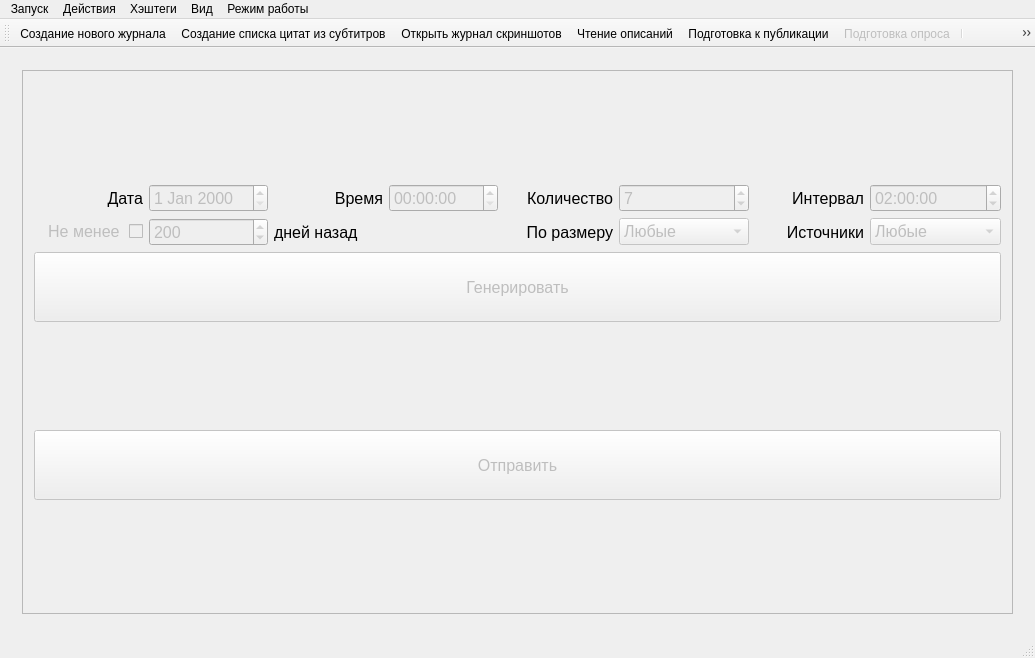
The window that mainwindow.ui (cool-palace/Screenshot-Manager) describes before a commit, drawn with Qt 5.
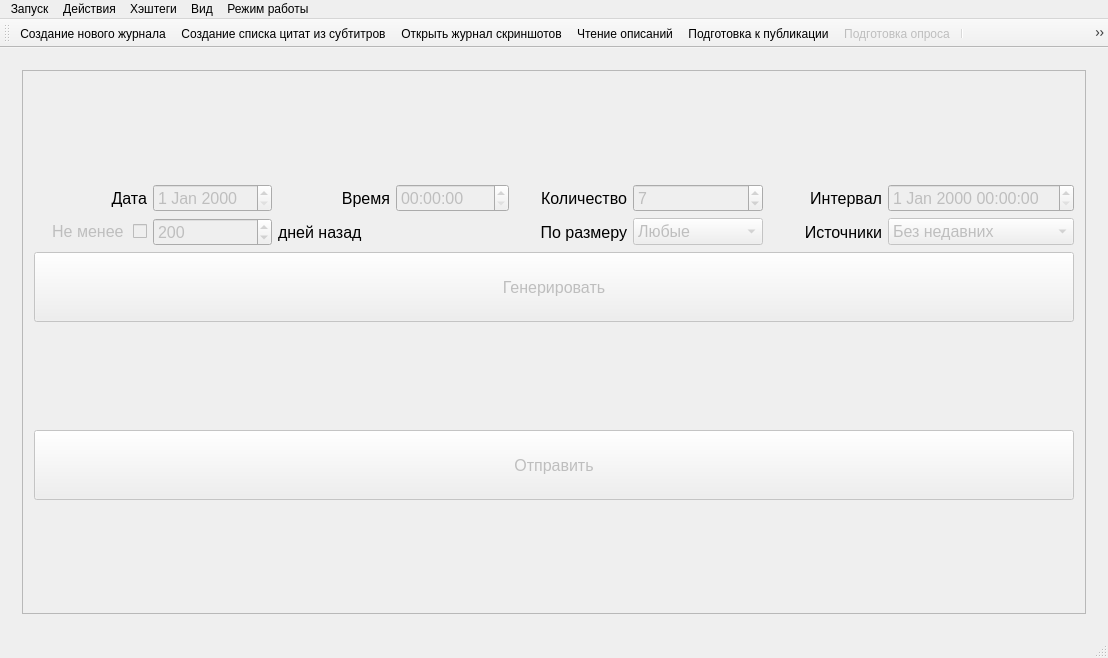
The same window after the commit. The open tabs and pages were chosen to show the change. Icons and pictures are not drawn.

Commit message: Added proper poll_end_time widget

```diff
--- a/mainwindow.ui
+++ b/mainwindow.ui
@@ -9,7 +9,7 @@
    <rect>
     <x>0</x>
     <y>0</y>
-    <width>1035</width>
+    <width>1108</width>
     <height>658</height>
    </rect>
   </property>
@@ -441,7 +441,7 @@
             <rect>
              <x>0</x>
              <y>0</y>
-             <width>989</width>
+             <width>1062</width>
              <height>517</height>
             </rect>
            </property>
@@ -500,62 +500,8 @@
             </item>
             <item row="0" column="0">
              <layout class="QGridLayout" name="gridLayout_8">
-              <item row="0" column="1">
-               <widget class="QDateEdit" name="date">
-                <property name="enabled">
-                 <bool>false</bool>
-                </property>
-                <property name="font">
-                 <font>
-                  <pointsize>12</pointsize>
-                 </font>
-                </property>
-               </widget>
-              </item>
-              <item row="0" column="2">
-               <widget class="QLabel" name="label_2">
-                <property name="font">
-                 <font>
-                  <pointsize>12</pointsize>
-                 </font>
-                </property>
-                <property name="text">
-                 <string>Время</string>
-                </property>
-                <property name="alignment">
-                 <set>Qt::AlignRight|Qt::AlignTrailing|Qt::AlignVCenter</set>
-                </property>
-               </widget>
-              </item>
-              <item row="0" column="3">
-               <widget class="QTimeEdit" name="time">
-                <property name="enabled">
-                 <bool>false</bool>
-                </property>
-                <property name="font">
-                 <font>
-                  <pointsize>12</pointsize>
-                 </font>
-                </property>
-               </widget>
-              </item>
-              <item row="0" column="4">
-               <widget class="QLabel" name="label_3">
-                <property name="font">
-                 <font>
-                  <pointsize>12</pointsize>
-                 </font>
-                </property>
-                <property name="text">
-                 <string>Количество</string>
-                </property>
-                <property name="alignment">
-                 <set>Qt::AlignRight|Qt::AlignTrailing|Qt::AlignVCenter</set>
-                </property>
-               </widget>
-              </item>
-              <item row="3" column="0">
-               <widget class="QCheckBox" name="last_used_limit">
+              <item row="4" column="5">
+               <widget class="QComboBox" name="size_limit">
                 <property name="enabled">
                  <bool>false</bool>
                 </property>
@@ -565,30 +511,27 @@
                  </font>
                 </property>
                 <property name="layoutDirection">
-                 <enum>Qt::RightToLeft</enum>
+                 <enum>Qt::LeftToRight</enum>
                 </property>
-                <property name="text">
-                 <string>Не менее </string>
-                </property>
+                <item>
+                 <property name="text">
+                  <string>Любые</string>
+                 </property>
+                </item>
+                <item>
+                 <property name="text">
+                  <string>Один кадр</string>
+                 </property>
+                </item>
+                <item>
+                 <property name="text">
+                  <string>Много кадров</string>
+                 </property>
+                </item>
                </widget>
               </item>
-              <item row="0" column="0">
-               <widget class="QLabel" name="label">
-                <property name="font">
-                 <font>
-                  <pointsize>12</pointsize>
-                 </font>
-                </property>
-                <property name="text">
-                 <string>Дата</string>
-                </property>
-                <property name="alignment">
-                 <set>Qt::AlignRight|Qt::AlignTrailing|Qt::AlignVCenter</set>
-                </property>
-               </widget>
-              </item>
-              <item row="0" column="7">
-               <widget class="QTimeEdit" name="interval">
+              <item row="4" column="7">
+               <widget class="QComboBox" name="series_limit">
                 <property name="enabled">
                  <bool>false</bool>
                 </property>
@@ -597,37 +540,22 @@
                   <pointsize>12</pointsize>
                  </font>
                 </property>
-                <property name="time">
-                 <time>
-                  <hour>2</hour>
-                  <minute>0</minute>
-                  <second>0</second>
-                 </time>
-                </property>
-               </widget>
-              </item>
-              <item row="0" column="5">
-               <widget class="QSpinBox" name="quantity">
-                <property name="enabled">
-                 <bool>false</bool>
-                </property>
-                <property name="font">
-                 <font>
-                  <pointsize>12</pointsize>
-                 </font>
-                </property>
-                <property name="minimum">
+                <property name="currentIndex">
                  <number>1</number>
                 </property>
-                <property name="maximum">
-                 <number>20</number>
-                </property>
-                <property name="value">
-                 <number>7</number>
-                </property>
+                <item>
+                 <property name="text">
+                  <string>Любые</string>
+                 </property>
+                </item>
+                <item>
+                 <property name="text">
+                  <string>Без недавних</string>
+                 </property>
+                </item>
                </widget>
               </item>
-              <item row="3" column="1">
+              <item row="4" column="1">
                <widget class="QSpinBox" name="last_used_days">
                 <property name="enabled">
                  <bool>false</bool>
@@ -648,22 +576,79 @@
                 </property>
                </widget>
               </item>
-              <item row="0" column="6">
-               <widget class="QLabel" name="label_4">
+              <item row="1" column="1">
+               <widget class="QDateEdit" name="date">
+                <property name="enabled">
+                 <bool>false</bool>
+                </property>
                 <property name="font">
                  <font>
                   <pointsize>12</pointsize>
                  </font>
                 </property>
+               </widget>
+              </item>
+              <item row="4" column="6">
+               <widget class="QLabel" name="label_9">
+                <property name="font">
+                 <font>
+                  <pointsize>12</pointsize>
+                 </font>
+                </property>
                 <property name="text">
-                 <string>Интервал</string>
+                 <string>Источники</string>
                 </property>
                 <property name="alignment">
                  <set>Qt::AlignRight|Qt::AlignTrailing|Qt::AlignVCenter</set>
                 </property>
                </widget>
               </item>
-              <item row="4" column="0" colspan="8">
+              <item row="1" column="3">
+               <widget class="QTimeEdit" name="time">
+                <property name="enabled">
+                 <bool>false</bool>
+                </property>
+                <property name="font">
+                 <font>
+                  <pointsize>12</pointsize>
+                 </font>
+                </property>
+               </widget>
+              </item>
+              <item row="4" column="0">
+               <widget class="QCheckBox" name="last_used_limit">
+                <property name="enabled">
+                 <bool>false</bool>
+                </property>
+                <property name="font">
+                 <font>
+                  <pointsize>12</pointsize>
+                 </font>
+                </property>
+                <property name="layoutDirection">
+                 <enum>Qt::RightToLeft</enum>
+                </property>
+                <property name="text">
+                 <string>Не менее </string>
+                </property>
+               </widget>
+              </item>
+              <item row="1" column="4">
+               <widget class="QLabel" name="label_3">
+                <property name="font">
+                 <font>
+                  <pointsize>12</pointsize>
+                 </font>
+                </property>
+                <property name="text">
+                 <string>Количество</string>
+                </property>
+                <property name="alignment">
+                 <set>Qt::AlignRight|Qt::AlignTrailing|Qt::AlignVCenter</set>
+                </property>
+               </widget>
+              </item>
+              <item row="6" column="0" colspan="8">
                <widget class="QPushButton" name="generate">
                 <property name="enabled">
                  <bool>false</bool>
@@ -700,7 +685,7 @@
                 </property>
                </widget>
               </item>
-              <item row="3" column="2">
+              <item row="4" column="2">
                <widget class="QLabel" name="label_5">
                 <property name="font">
                  <font>
@@ -712,8 +697,8 @@
                 </property>
                </widget>
               </item>
-              <item row="3" column="5">
-               <widget class="QComboBox" name="size_limit">
+              <item row="1" column="5">
+               <widget class="QSpinBox" name="quantity">
                 <property name="enabled">
                  <bool>false</bool>
                 </property>
@@ -722,27 +707,18 @@
                   <pointsize>12</pointsize>
                  </font>
                 </property>
-                <property name="layoutDirection">
-                 <enum>Qt::LeftToRight</enum>
+                <property name="minimum">
+                 <number>1</number>
                 </property>
-                <item>
-                 <property name="text">
-                  <string>Любые</string>
-                 </property>
-                </item>
-                <item>
-                 <property name="text">
-                  <string>Один кадр</string>
-                 </property>
-                </item>
-                <item>
-                 <property name="text">
-                  <string>Много кадров</string>
-                 </property>
-                </item>
+                <property name="maximum">
+                 <number>20</number>
+                </property>
+                <property name="value">
+                 <number>7</number>
+                </property>
                </widget>
               </item>
-              <item row="3" column="4">
+              <item row="4" column="4">
                <widget class="QLabel" name="label_6">
                 <property name="font">
                  <font>
@@ -757,44 +733,137 @@
                 </property>
                </widget>
               </item>
-              <item row="3" column="6">
-               <widget class="QLabel" name="label_9">
+              <item row="1" column="6">
+               <widget class="QLabel" name="label_interval">
                 <property name="font">
                  <font>
                   <pointsize>12</pointsize>
                  </font>
                 </property>
                 <property name="text">
-                 <string>Источники</string>
+                 <string>Интервал</string>
                 </property>
                 <property name="alignment">
                  <set>Qt::AlignRight|Qt::AlignTrailing|Qt::AlignVCenter</set>
                 </property>
                </widget>
               </item>
-              <item row="3" column="7">
-               <widget class="QComboBox" name="series_limit">
-                <property name="enabled">
-                 <bool>false</bool>
+              <item row="1" column="0">
+               <widget class="QLabel" name="label">
+                <property name="font">
+                 <font>
+                  <pointsize>12</pointsize>
+                 </font>
                 </property>
+                <property name="text">
+                 <string>Дата</string>
+                </property>
+                <property name="alignment">
+                 <set>Qt::AlignRight|Qt::AlignTrailing|Qt::AlignVCenter</set>
+                </property>
+               </widget>
+              </item>
+              <item row="1" column="2">
+               <widget class="QLabel" name="label_2">
                 <property name="font">
                  <font>
                   <pointsize>12</pointsize>
                  </font>
+                </property>
+                <property name="text">
+                 <string>Время</string>
+                </property>
+                <property name="alignment">
+                 <set>Qt::AlignRight|Qt::AlignTrailing|Qt::AlignVCenter</set>
+                </property>
+               </widget>
+              </item>
+              <item row="1" column="7">
+               <widget class="QStackedWidget" name="stackedWidget_interval">
+                <property name="sizePolicy">
+                 <sizepolicy hsizetype="Maximum" vsizetype="Fixed">
+                  <horstretch>0</horstretch>
+                  <verstretch>0</verstretch>
+                 </sizepolicy>
                 </property>
                 <property name="currentIndex">
                  <number>0</number>
                 </property>
-                <item>
-                 <property name="text">
-                  <string>Любые</string>
-                 </property>
-                </item>
-                <item>
-                 <property name="text">
-                  <string>Без недавних</string>
-                 </property>
-                </item>
+                <widget class="QWidget" name="page_9">
+                 <layout class="QGridLayout" name="gridLayout_12">
+                  <property name="leftMargin">
+                   <number>0</number>
+                  </property>
+                  <property name="topMargin">
+                   <number>0</number>
+                  </property>
+                  <property name="rightMargin">
+                   <number>0</number>
+                  </property>
+                  <property name="bottomMargin">
+                   <number>0</number>
+                  </property>
+                  <property name="spacing">
+                   <number>0</number>
+                  </property>
+                  <item row="0" column="3">
+                   <widget class="QTimeEdit" name="interval">
+                    <property name="enabled">
+                     <bool>false</bool>
+                    </property>
+                    <property name="font">
+                     <font>
+                      <pointsize>12</pointsize>
+                     </font>
+                    </property>
+                    <property name="time">
+                     <time>
+                      <hour>2</hour>
+                      <minute>0</minute>
+                      <second>0</second>
+                     </time>
+                    </property>
+                   </widget>
+                  </item>
+                 </layout>
+                </widget>
+                <widget class="QWidget" name="page_10">
+                 <layout class="QGridLayout" name="gridLayout_13">
+                  <property name="leftMargin">
+                   <number>0</number>
+                  </property>
+                  <property name="topMargin">
+                   <number>0</number>
+                  </property>
+                  <property name="rightMargin">
+                   <number>0</number>
+                  </property>
+                  <property name="bottomMargin">
+                   <number>0</number>
+                  </property>
+                  <property name="spacing">
+                   <number>0</number>
+                  </property>
+                  <item row="0" column="1">
+                   <widget class="QDateTimeEdit" name="poll_end_time">
+                    <property name="enabled">
+                     <bool>false</bool>
+                    </property>
+                    <property name="sizePolicy">
+                     <sizepolicy hsizetype="Expanding" vsizetype="Fixed">
+                      <horstretch>0</horstretch>
+                      <verstretch>0</verstretch>
+                     </sizepolicy>
+                    </property>
+                    <property name="font">
+                     <font>
+                      <pointsize>12</pointsize>
+                     </font>
+                    </property>
+                   </widget>
+                  </item>
+                 </layout>
+                </widget>
                </widget>
               </item>
              </layout>
@@ -896,7 +965,7 @@
     <rect>
      <x>0</x>
      <y>0</y>
-     <width>1035</width>
+     <width>1108</width>
      <height>25</height>
     </rect>
    </property>
```
Left out of the diff: 8 changed lines with no effect on the pictures. The commit also changes 2 other files.
